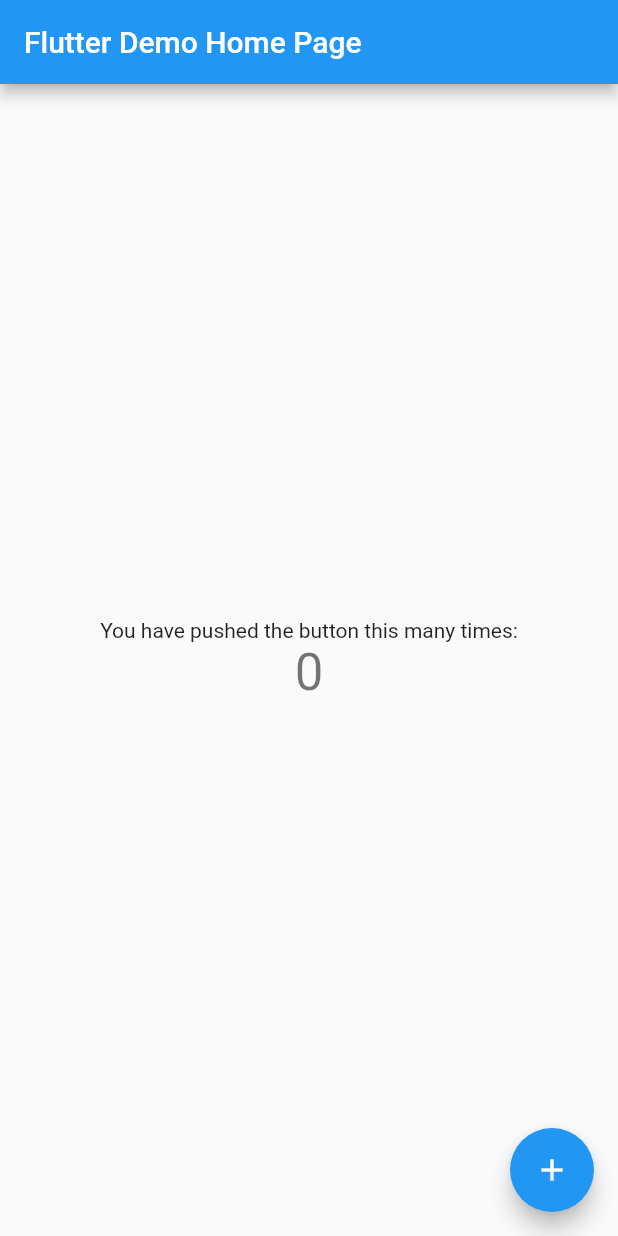
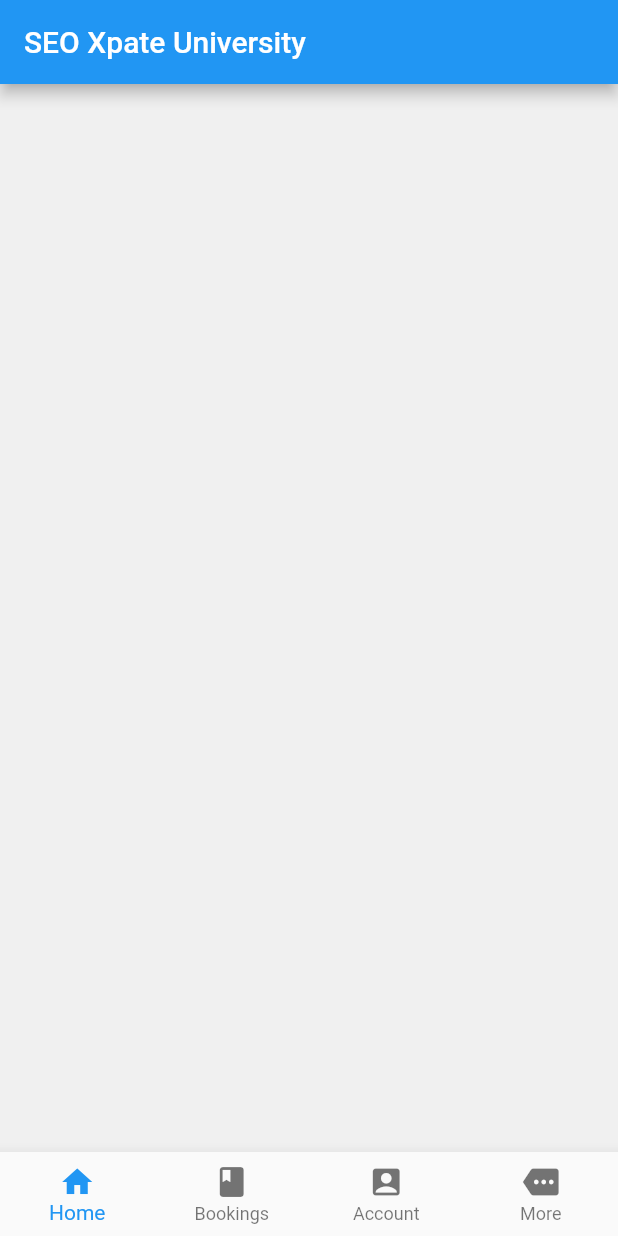
Before and after one commit to jonyszone/flutter_dashboard_ui, a Flutter app: the screen it shows after launch, on a phone screen of 412 x 824 dp. Run offline on Flutter 3.47's test engine with Material 2 defaults, Android fonts, the phone set to English and light mode, and no system bars.

Commit message:
added bottom navigation bar

```diff
--- a/lib/main.dart
+++ b/lib/main.dart
@@ -1,4 +1,5 @@
 import 'package:flutter/material.dart';
+import 'package:flutter_dashboard_ui/main_page.dart';
 
 void main() {
   runApp(const MyApp());
@@ -24,7 +25,7 @@ class MyApp extends StatelessWidget {
         // is not restarted.
         primarySwatch: Colors.blue,
       ),
-      home: const MyHomePage(title: 'Flutter Demo Home Page'),
+      home: const MainPage(),
     );
   }
 }
--- /dev/null
+++ b/lib/main_page.dart
@@ -0,0 +1,33 @@
+import 'package:flutter/material.dart';
+
+class MainPage extends StatefulWidget {
+  const MainPage({super.key});
+
+  @override
+  State<MainPage> createState() => _MainPageState();
+}
+
+class _MainPageState extends State<MainPage> {
+  @override
+  Widget build(BuildContext context) {
+    return Scaffold(
+      appBar: AppBar(
+        title: Text("SEO Xpate University"),
+      ),
+
+      backgroundColor: const Color(0xFFF0F0F0),
+      bottomNavigationBar: BottomNavigationBar(
+        type: BottomNavigationBarType.fixed,
+        onTap: (index) {
+
+        },
+        items: const [
+          BottomNavigationBarItem(icon: Icon(Icons.home), label: 'Home'),
+          BottomNavigationBarItem(icon: Icon(Icons.book), label: 'Bookings'),
+          BottomNavigationBarItem(icon: Icon(Icons.account_box), label: 'Account'),
+          BottomNavigationBarItem(icon: Icon(Icons.more), label: 'More'),
+        ],
+      ),
+    );
+  }
+}
```
